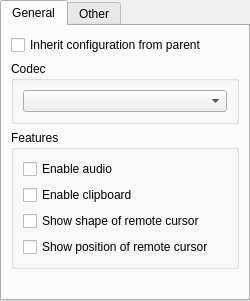
Old version of the form source/console/computer_group_dialog_desktop.ui in the repository dchapyshev/aspia.
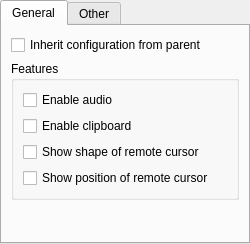
New version of the form.

The edit to the form file:
```diff
--- a/source/console/computer_group_dialog_desktop.ui
+++ b/source/console/computer_group_dialog_desktop.ui
@@ -7,7 +7,7 @@
     <x>0</x>
     <y>0</y>
     <width>250</width>
-    <height>301</height>
+    <height>244</height>
    </rect>
   </property>
   <property name="windowTitle">
@@ -43,24 +43,6 @@
          </property>
         </widget>
        </item>
-       <item>
-        <widget class="QGroupBox" name="groupbox_codec">
-         <property name="sizePolicy">
-          <sizepolicy hsizetype="Preferred" vsizetype="Fixed">
-           <horstretch>0</horstretch>
-           <verstretch>0</verstretch>
-          </sizepolicy>
-         </property>
-         <property name="title">
-          <string>Codec</string>
-         </property>
-         <layout class="QVBoxLayout" name="verticalLayout_3">
-          <item>
-           <widget class="QComboBox" name="combo_codec"/>
-          </item>
-         </layout>
-        </widget>
-       </item>
        <item>
         <widget class="QGroupBox" name="groupbox_features">
          <property name="sizePolicy">
```
